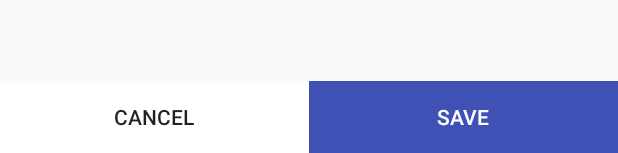
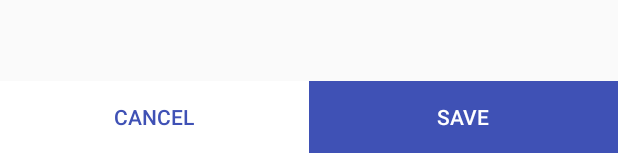
Before and after one commit to pjm824/SimpleTodo, an Android app: the layout fragment_edit_task.xml on its own in the app's theme, with its tools: preview values and no code run, on a phone screen of 412 x 824 dp. Shown: the part 1083-1236 px from the top of the screen. Run offline under Robolectric (Android 15) with nearby library versions, the phone set to English and light mode, and no system bars.

Commit message:
using styles for buttons etc

```diff
--- a/app/src/main/res/layout/activity_main.xml
+++ b/app/src/main/res/layout/activity_main.xml
@@ -9,13 +9,12 @@
 
     <Button
         android:text="@string/newTaskButtonText"
+        style="@style/positiveButton"
         android:layout_width="fill_parent"
         android:layout_height="wrap_content"
         android:layout_alignParentBottom="true"
         android:layout_alignParentRight="true"
         android:layout_alignParentEnd="true"
-        android:background="@color/colorPrimary"
-        android:textColor="@color/white"
         android:id="@+id/btnAddItem" />
 
     <ListView
--- a/app/src/main/res/layout/fragment_edit_task.xml
+++ b/app/src/main/res/layout/fragment_edit_task.xml
@@ -8,12 +8,7 @@
 
     <TextView
         android:id="@+id/taskHeader"
-        android:layout_width="fill_parent"
-        android:layout_height="wrap_content"
-        android:background="@color/colorPrimary"
-        android:textSize="25dp"
-        android:padding="20dp"
-        android:textColor="@color/white"
+        style="@style/headerTextView"
         android:layout_alignParentTop="true"
         android:text="@string/taskHeaderLabel" />
 
@@ -30,32 +25,22 @@
             android:id="@+id/lbl_subject"
             android:layout_width="wrap_content"
             android:layout_height="wrap_content"
-            android:color="@android:color/white"
             android:text="@string/editSubjectLabel" />
 
         <EditText
             android:id="@+id/etSubject"
+            style="@style/editTextField"
             android:layout_width="match_parent"
             android:layout_height="wrap_content"
-            android:background="@drawable/edit_view"
-            android:inputType="text"
-            android:padding="10dp"
-            android:textSize="15sp"
             android:imeOptions="actionDone" />
 
-        <View
-            android:layout_width="fill_parent"
-            android:layout_height="1dp"
-            android:layout_marginTop="20dp"
-            android:layout_marginBottom="5dp"
-            android:background="@color/darkGrey" />
+        <View style="@style/sectionSeparator" />
 
         <TextView
             android:id="@+id/lbl_priority"
-            android:text="@string/priorityHeaderLabel"
             android:layout_width="wrap_content"
             android:layout_height="wrap_content"
-            android:color="@android:color/white" />
+            android:text="@string/priorityHeaderLabel" />
 
         <RadioGroup
             android:id="@+id/rgPriority"
@@ -93,19 +78,13 @@
 
         </RadioGroup>
 
-        <View
-            android:layout_width="fill_parent"
-            android:layout_height="1dp"
-            android:layout_marginTop="20dp"
-            android:layout_marginBottom="5dp"
-            android:background="@color/darkGrey" />
+        <View style="@style/sectionSeparator" />
 
         <TextView
             android:id="@+id/lbl_dueDate"
             android:layout_width="wrap_content"
             android:layout_height="wrap_content"
-            android:text="@string/dueDateLabel"
-            android:color="@android:color/white" />
+            android:text="@string/dueDateLabel" />
 
         <DatePicker
             android:id="@+id/dpDueDate"
@@ -119,25 +98,18 @@
         android:id="@+id/buttonLayout"
         android:layout_width="match_parent"
         android:layout_height="wrap_content"
-        android:orientation="horizontal"
-        android:layout_alignParentBottom="true">
+        android:layout_alignParentBottom="true"
+        android:orientation="horizontal" >
 
         <Button
             android:id="@+id/btnCancel"
-            android:layout_width="0dp"
-            android:layout_weight=".50"
-            android:layout_height="wrap_content"
-            android:background="@color/white"
+            style="@style/negativeButton.halfWidth"
             android:text="@string/cancelButtonText" />
 
         <Button
             android:id="@+id/btnSaveTask"
-            android:layout_width="0dp"
-            android:layout_weight=".50"
-            android:layout_height="wrap_content"
-            android:background="@color/colorPrimary"
-            android:text="@string/saveButtonText"
-            android:textColor="@color/white" />
+            style="@style/positiveButton.halfWidth"
+            android:text="@string/saveButtonText" />
     </LinearLayout>
 
 </RelativeLayout>
--- a/app/src/main/res/values/styles.xml
+++ b/app/src/main/res/values/styles.xml
@@ -8,4 +8,51 @@
         <item name="colorAccent">@color/colorAccent</item>
     </style>
 
+    <style name="positiveButton">
+        <item name="android:textColor">@color/white</item>
+        <item name="android:background">@color/colorPrimary</item>
+    </style>
+
+    <style name="negativeButton">
+        <item name="android:layout_height">wrap_content</item>
+        <item name="android:textColor">@color/colorPrimary</item>
+        <item name="android:background">@color/white</item>
+    </style>
+
+    <style name="positiveButton.halfWidth">
+        <item name="android:layout_height">wrap_content</item>
+        <item name="android:layout_width">0dp</item>
+        <item name="android:layout_weight">.50</item>
+    </style>
+
+    <style name="negativeButton.halfWidth">
+        <item name="android:layout_height">wrap_content</item>
+        <item name="android:layout_width">0dp</item>
+        <item name="android:layout_weight">.50</item>
+    </style>
+
+    <style name="headerTextView">
+        <item name="android:layout_width">fill_parent</item>
+        <item name="android:layout_height">wrap_content</item>
+        <item name="android:background">@color/colorPrimary</item>
+        <item name="android:textSize">25dp</item>
+        <item name="android:padding">20dp</item>
+        <item name="android:textColor">@color/white</item>
+    </style>
+
+    <style name="editTextField">
+        <item name="android:background">@drawable/edit_view</item>
+        <item name="android:inputType">text</item>
+        <item name="android:padding">10dp</item>
+        <item name="android:textSize">15sp</item>
+    </style>
+
+    <style name="sectionSeparator">
+        <item name="android:layout_width">fill_parent</item>
+        <item name="android:layout_height">1dp</item>
+        <item name="android:layout_marginTop">20dp</item>
+        <item name="android:layout_marginBottom">5dp</item>
+        <item name="android:background">@color/darkGrey</item>
+    </style>
+
 </resources>
```
